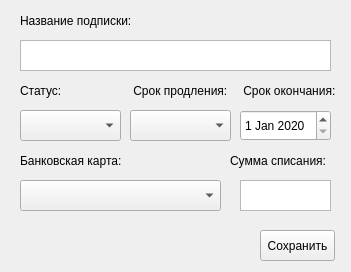
The window that widget_add.ui (feranic12/PayPlanner) describes before a commit, drawn with Qt 5.
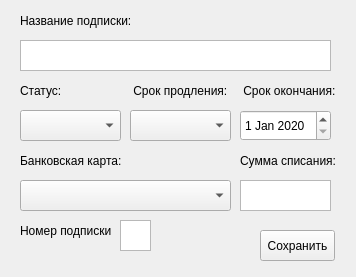
The same window after the commit.

What changed in the file:
```diff
--- a/widget_add.ui
+++ b/widget_add.ui
@@ -6,8 +6,8 @@
    <rect>
     <x>0</x>
     <y>0</y>
-    <width>351</width>
-    <height>272</height>
+    <width>356</width>
+    <height>277</height>
    </rect>
   </property>
   <property name="windowTitle">
@@ -18,7 +18,7 @@
     <rect>
      <x>20</x>
      <y>10</y>
-     <width>131</width>
+     <width>111</width>
      <height>21</height>
     </rect>
    </property>
@@ -41,7 +41,7 @@
     <rect>
      <x>20</x>
      <y>150</y>
-     <width>121</width>
+     <width>111</width>
      <height>21</height>
     </rect>
    </property>
@@ -54,7 +54,7 @@
     <rect>
      <x>20</x>
      <y>180</y>
-     <width>201</width>
+     <width>211</width>
      <height>31</height>
     </rect>
    </property>
@@ -92,9 +92,9 @@
   <widget class="QLabel" name="label_4">
    <property name="geometry">
     <rect>
-     <x>230</x>
+     <x>240</x>
      <y>150</y>
-     <width>111</width>
+     <width>101</width>
      <height>21</height>
     </rect>
    </property>
@@ -171,6 +171,32 @@
     <string>Статус:</string>
    </property>
   </widget>
+  <widget class="QLabel" name="label_7">
+   <property name="geometry">
+    <rect>
+     <x>20</x>
+     <y>220</y>
+     <width>91</width>
+     <height>21</height>
+    </rect>
+   </property>
+   <property name="text">
+    <string>Номер подписки:</string>
+   </property>
+  </widget>
+  <widget class="QTextEdit" name="textEdit_3">
+   <property name="geometry">
+    <rect>
+     <x>120</x>
+     <y>220</y>
+     <width>31</width>
+     <height>31</height>
+    </rect>
+   </property>
+   <property name="readOnly">
+    <bool>true</bool>
+   </property>
+  </widget>
  </widget>
  <resources/>
  <connections/>
```
